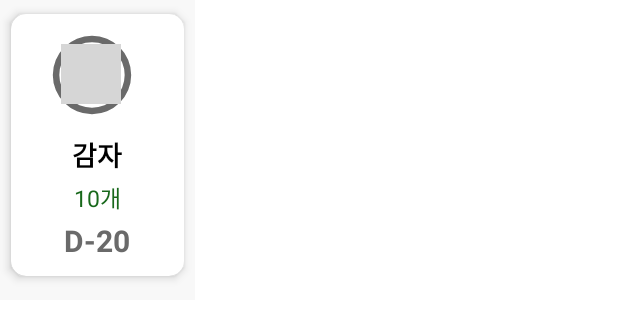
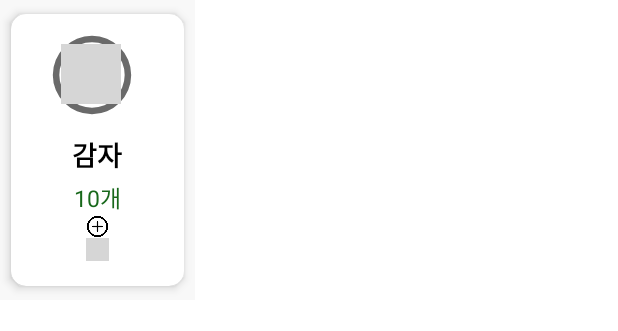
Before and after one commit to yeah-zzi/GitTest, an Android app: the layout fridge_recyclerview.xml on its own in the app's theme, with its tools: preview values and no code run, on a phone screen of 412 x 824 dp. Shown: the top 331 px of the screen. Run offline under Robolectric (Android 15) with nearby library versions, the phone set to English and light mode, and no system bars; grey boxes are pictures that could not be loaded.

Commit message:
식재료 추가 FireBase

```diff
--- a/app/src/main/java/yeji/mjc/gittest/cart/Food_recycle_holder.java
+++ b/app/src/main/java/yeji/mjc/gittest/cart/Food_recycle_holder.java
@@ -2,6 +2,7 @@ package yeji.mjc.gittest.cart;
 
 import android.view.View;
 import android.widget.CheckBox;
+import android.widget.ImageButton;
 import android.widget.ImageView;
 import android.widget.TextView;
 
@@ -16,6 +17,8 @@ public class Food_recycle_holder extends RecyclerView.ViewHolder {
     ImageView foodImage;
     TextView foodName;
     TextView foodNum;
+    ImageButton count_plus;
+    ImageButton count_minus;
 
     public Food_recycle_holder(@NonNull View itemView) {
         super(itemView);
@@ -24,6 +27,8 @@ public class Food_recycle_holder extends RecyclerView.ViewHolder {
         foodImage=itemView.findViewById(R.id.foodImage);
         foodName=itemView.findViewById(R.id.foodName);
         foodNum=itemView.findViewById(R.id.foodNum);
+        count_plus=itemView.findViewById(R.id.count_plus);
+        count_minus=itemView.findViewById(R.id.count_minus);
     }
 
 }
--- a/app/src/main/res/layout/fridge_plus.xml
+++ b/app/src/main/res/layout/fridge_plus.xml
@@ -67,6 +67,7 @@
             android:layout_width="wrap_content"
             android:layout_height="wrap_content"
             android:text="토마토"
+            android:textColor="@color/gray"
             android:textSize="18dp"
             android:layout_marginTop="12dp"
             android:layout_marginStart="15dp"/>
@@ -96,6 +97,7 @@
             android:layout_height="wrap_content"
             android:text="3"
             android:textSize="18dp"
+            android:textColor="@color/gray"
             android:layout_marginTop="12dp"
             android:layout_marginStart="15dp"/>
     </LinearLayout>
@@ -124,6 +126,7 @@
             android:layout_height="wrap_content"
             android:text="3"
             android:textSize="18dp"
+            android:textColor="@color/gray"
             android:layout_marginTop="12dp"
             android:layout_marginStart="15dp"/>
     </LinearLayout>
--- a/app/src/main/res/layout/fridge_recyclerview.xml
+++ b/app/src/main/res/layout/fridge_recyclerview.xml
@@ -60,6 +60,7 @@
                 app:layout_constraintLeft_toLeftOf="@+id/food_card"
                 app:layout_constraintRight_toRightOf="@id/food_card"/>
 
+
             <TextView
                 android:id="@+id/food_count"
                 android:layout_width="wrap_content"
@@ -72,6 +73,29 @@
                 app:layout_constraintTop_toBottomOf="@+id/food_name"
                 app:layout_constraintLeft_toLeftOf="@+id/food_card"
                 app:layout_constraintRight_toRightOf="@id/food_card"/>
+
+            <ImageView
+                android:id="@+id/count_plus"
+                android:layout_width="15dp"
+                android:layout_height="15dp"
+                android:adjustViewBounds="true"
+                android:scaleType="fitCenter"
+                android:src="@drawable/plus"
+                app:layout_constraintBottom_toBottomOf="@+id/food_count"
+                app:layout_constraintLeft_toRightOf="@+id/food_count"
+                app:layout_constraintTop_toTopOf="@+id/food_count" />
+
+            <ImageView
+                android:id="@+id/count_minus"
+                android:layout_width="15dp"
+                android:layout_height="15dp"
+                android:src="@drawable/minus"
+                android:adjustViewBounds="true"
+                android:scaleType="fitCenter"
+                app:layout_constraintTop_toTopOf="@+id/food_count"
+                app:layout_constraintBottom_toBottomOf="@+id/food_count"
+                app:layout_constraintRight_toLeftOf="@+id/food_count"/>
+
 
             <TextView
                 android:id="@+id/food_date"
```
Also changed, not shown: app/src/main/java/yeji/mjc/gittest/FoodSearch/FoodGetName.java (added, +17 -0 lines), app/src/main/java/yeji/mjc/gittest/FoodSearch/FoodSearch.java (+28 -1 lines), app/src/main/java/yeji/mjc/gittest/FoodSearch/FoodSearch_recycle_holder.java (+25 -0 lines), app/src/main/java/yeji/mjc/gittest/FoodSearch/FridgePlus.java (+39 -0 lines).
